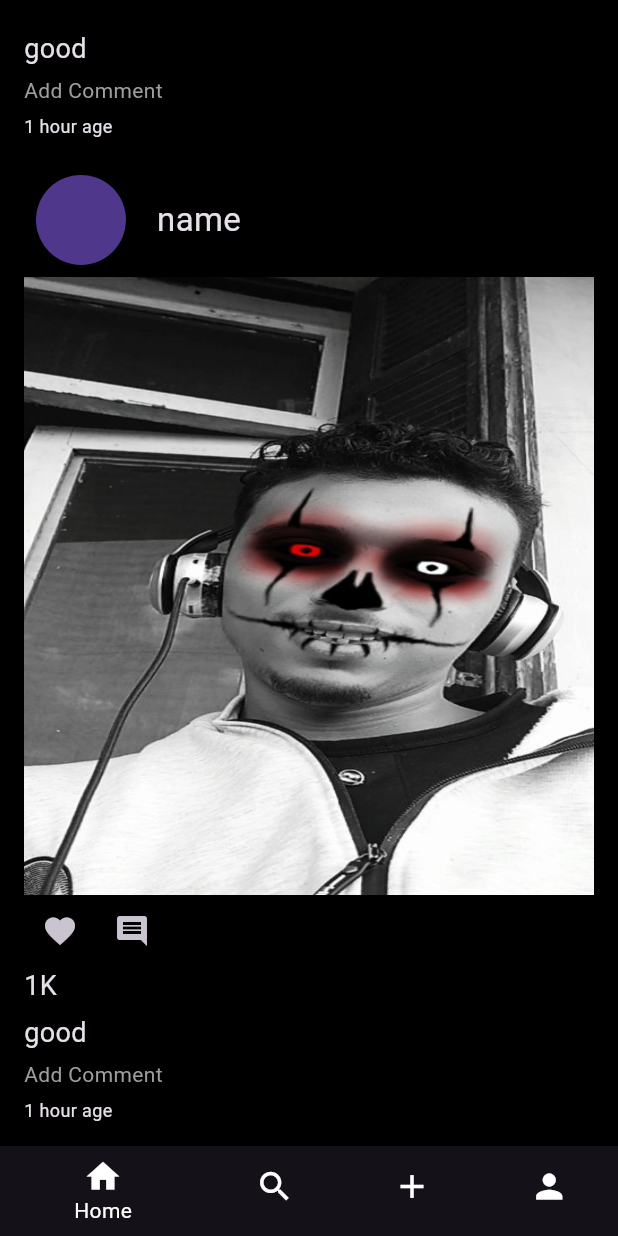
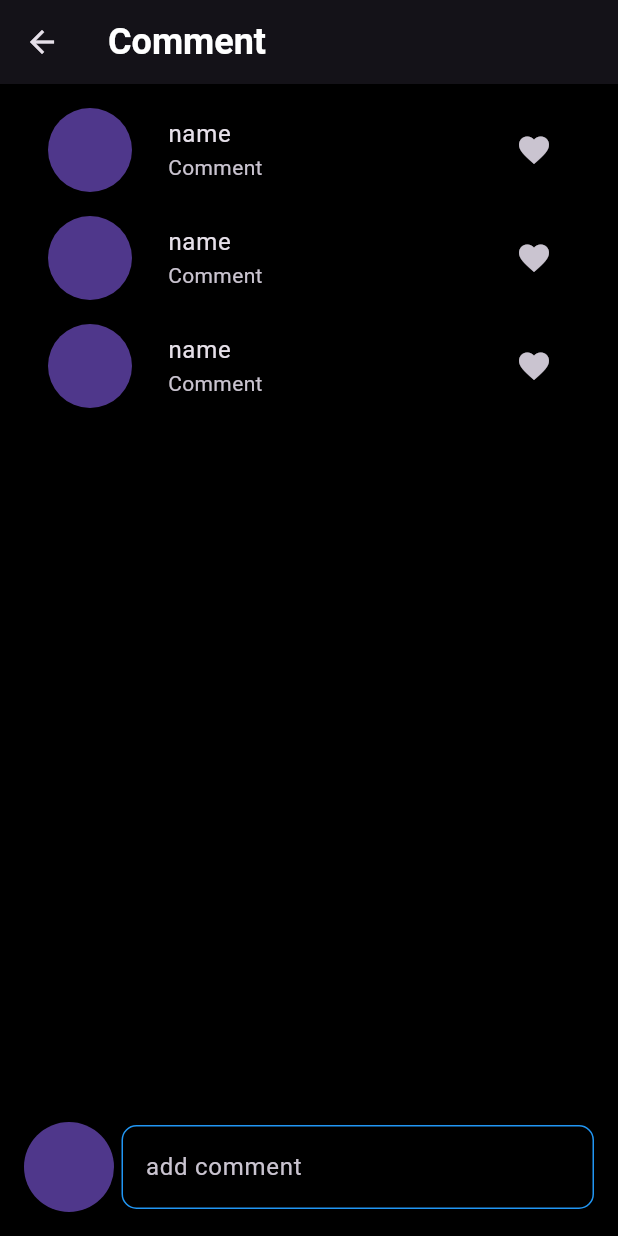
Before and after one commit to salahsaads/instagram, a Flutter app: the screen it shows after launch, scrolled down 2703 dp, after a tap on "Add Comment", on a phone screen of 412 x 824 dp. Run offline on Flutter 3.47's test engine with Material 3 defaults, Android fonts, the phone set to English and light mode, and no system bars.

Commit message:
add Screen comment done

```diff
--- /dev/null
+++ b/lib/Screen/comment.dart
@@ -0,0 +1,73 @@
+import 'package:flutter/material.dart';
+
+class CommentScreen extends StatefulWidget {
+  const CommentScreen({super.key});
+
+  @override
+  State<CommentScreen> createState() => _CommentScreenState();
+}
+
+class _CommentScreenState extends State<CommentScreen> {
+  @override
+  Widget build(BuildContext context) {
+    return Scaffold(
+      appBar: AppBar(
+        title: const Text(
+          'Comment',
+          style: TextStyle(
+              fontWeight: FontWeight.bold, fontSize: 24, color: Colors.white),
+        ),
+      ),
+      body: Padding(
+        padding: const EdgeInsets.all(8.0),
+        child: Column(
+          mainAxisAlignment: MainAxisAlignment.spaceBetween,
+          children: [
+            ListView.builder(
+                itemCount: 3,
+                shrinkWrap: true,
+                physics: const NeverScrollableScrollPhysics(),
+                itemBuilder: (context, index) {
+                  return ListTile(
+                    title: const Text('name'),
+                    subtitle: const Text('Comment'),
+                    leading: const CircleAvatar(
+                      radius: 36,
+                    ),
+                    trailing: IconButton(
+                        onPressed: () {}, icon: const Icon(Icons.favorite)),
+                  );
+                }),
+            const Padding(
+              padding: EdgeInsets.all(8.0),
+              child: Row(
+                children: [
+                  CircleAvatar(
+                    radius: 30,
+                  ),
+                  SizedBox(
+                    width: 5,
+                  ),
+                  Expanded(
+                    child: TextField(
+                      decoration: InputDecoration(
+                          hintText: 'add comment',
+                          focusedBorder: OutlineInputBorder(
+                            borderRadius: BorderRadius.all(Radius.circular(10)),
+                            borderSide: BorderSide(color: Colors.blue),
+                          ),
+                          enabledBorder: OutlineInputBorder(
+                            borderRadius: BorderRadius.all(Radius.circular(10)),
+                            borderSide: BorderSide(color: Colors.blue),
+                          )),
+                    ),
+                  )
+                ],
+              ),
+            )
+          ],
+        ),
+      ),
+    );
+  }
+}
--- a/lib/Screen/widget/Post.dart
+++ b/lib/Screen/widget/Post.dart
@@ -1,5 +1,6 @@
 import 'package:flutter/material.dart';
 import 'package:flutter/widgets.dart';
+import 'package:instagram/Screen/comment.dart';
 
 class PostCard extends StatelessWidget {
   PostCard({super.key});
@@ -59,7 +60,12 @@ class PostCard extends StatelessWidget {
             height: 5,
           ),
           GestureDetector(
-            onTap: () {},
+            onTap: () {
+              Navigator.push(
+                  context,
+                  MaterialPageRoute(
+                      builder: (context) => const CommentScreen()));
+            },
             child:
                 const Text('Add Comment', style: TextStyle(color: Colors.grey)),
           ),
```
